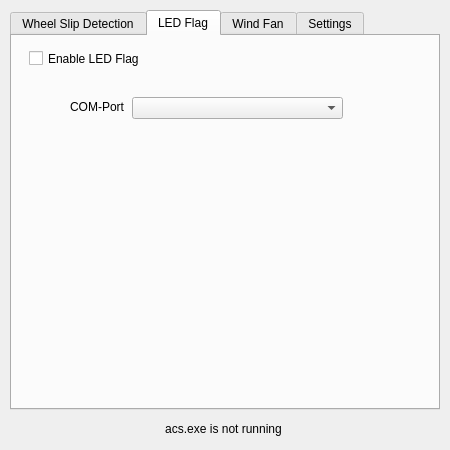
This is mainwindow.ui in Lumlumski/PedalVibration as Qt 5 draws it before an edit. The edited form follows.
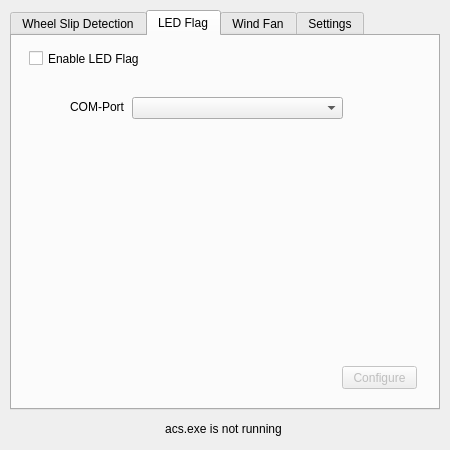
This is the edited form. The open tabs and pages were chosen to show the change. Icons and pictures are not drawn.

Commit message: Added configure wind fan page

What changed in the file:
```diff
--- a/mainwindow.ui
+++ b/mainwindow.ui
@@ -281,6 +281,22 @@
        <string>Enable LED Flag</string>
       </property>
      </widget>
+     <widget class="QPushButton" name="configureLedFlagButton">
+      <property name="enabled">
+       <bool>false</bool>
+      </property>
+      <property name="geometry">
+       <rect>
+        <x>330</x>
+        <y>330</y>
+        <width>75</width>
+        <height>23</height>
+       </rect>
+      </property>
+      <property name="text">
+       <string>Configure</string>
+      </property>
+     </widget>
     </widget>
     <widget class="QWidget" name="tab_windFan">
      <attribute name="title">
```
Left out of the diff: 17 changed lines with no effect on the pictures. The commit also changes 10 other files.
